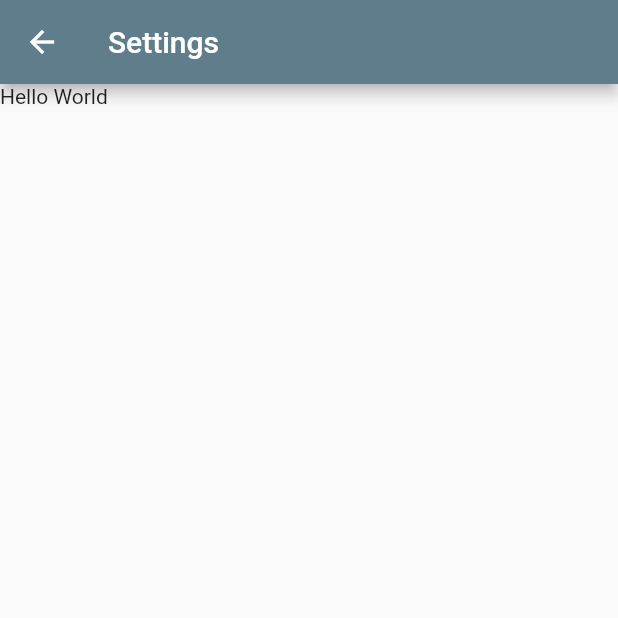
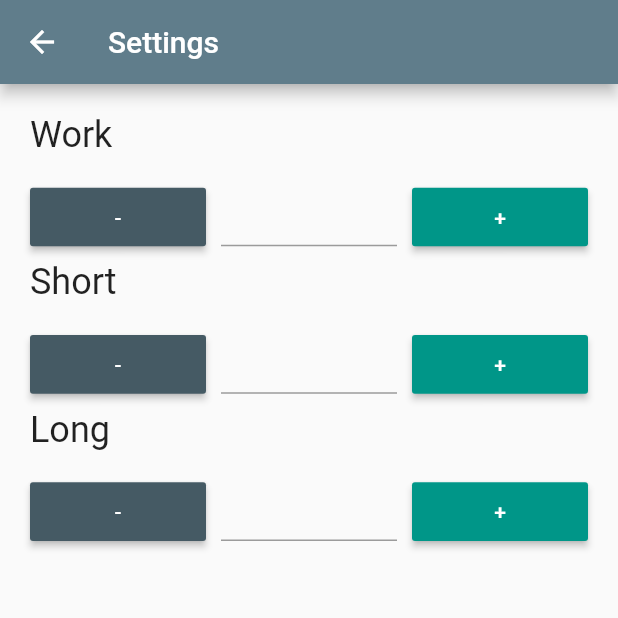
Before and after one commit to imazzala/CountDownTimer, a Flutter app: the SettingsScreen screen opened directly, on a phone screen of 412 x 824 dp, the top half of it. Run offline on Flutter 3.47's test engine with Material 2 defaults, Android fonts, the phone set to English and light mode, and no system bars; our stand-ins replace percent_indicator.

Commit message:
The setting screen interface is created

```diff
--- a/lib/main.dart
+++ b/lib/main.dart
@@ -3,6 +3,7 @@ import 'package:flutter/material.dart';
 import 'package:percent_indicator/percent_indicator.dart';
 import './timer.dart';
 import './TimerModel.dart';
+import 'settings.dart';
 
 void main() {
   runApp(const MyApp());
@@ -33,6 +34,10 @@ class TimerHomePage extends StatelessWidget {
   final double defaultPadding = 5.0;
   final CountDownTimer timer = CountDownTimer();
 
+  void goToSettings(BuildContext context){
+    Navigator.push(context, MaterialPageRoute(builder: (context) => SettingsScreen()));
+  }
+
   @override
   Widget build(BuildContext context) {
     timer.startWork();
@@ -47,7 +52,13 @@ class TimerHomePage extends StatelessWidget {
           actions: [
             PopupMenuButton(itemBuilder: (BuildContext context){
               return menuItems.toList();
-            })
+            },
+            onSelected: (s){
+              if(s == "Settings"){
+                goToSettings(context);
+              }
+            },
+            )
           ],
            ),
            body: LayoutBuilder(builder: (BuildContext context, BoxConstraints constraints){
--- a/lib/settings.dart
+++ b/lib/settings.dart
@@ -1,3 +1,4 @@
+import 'package:cronometer/widgets.dart';
 import 'package:flutter/material.dart';
 
 class SettingsScreen extends StatelessWidget {
@@ -7,7 +8,68 @@ class SettingsScreen extends StatelessWidget {
   Widget build(BuildContext context) {
     return Scaffold(
       appBar: AppBar(title: const Text("Settings"),),
-      body: Container(child: const Text("Hello World"),),
+      body: Container(child: const Settings(),),
     );
   }
 }
+
+class Settings extends StatefulWidget {
+  const Settings({Key? key}) : super(key: key);
+
+  @override
+  _SettingsState createState() => _SettingsState();
+}
+
+class _SettingsState extends State<Settings> {
+
+  TextStyle textStyle = TextStyle(fontSize: 24);
+
+  @override
+  Widget build(BuildContext context) {
+    return Container(
+      child: GridView.count(
+        scrollDirection: Axis.vertical,
+        childAspectRatio: 3,
+        crossAxisCount: 3, // Numero de columnas
+        crossAxisSpacing: 10,
+        mainAxisSpacing: 10,
+        padding: const EdgeInsets.all(20),
+        children:[
+
+          Text("Work", style: textStyle,),
+          const Text(""),
+          const Text(""),
+          const SettingsButton(null, Color(0xff455A64), "-", -1),
+          TextField(
+            style: textStyle,
+            textAlign: TextAlign.center,
+            keyboardType: TextInputType.number,
+          ),
+
+          const SettingsButton(null, Color(0xff009688), "+", 1),
+          Text("Short", style: textStyle,),
+          const Text(""),
+          const Text(""),
+          const SettingsButton(null, Color(0xff455A64), "-", -1),
+          TextField(
+            style: textStyle,
+            textAlign: TextAlign.center,
+            keyboardType: TextInputType.number,
+          ),
+          const SettingsButton(null, Color(0xff009688), "+", 1),
+
+          Text("Long", style: textStyle,),
+          const Text(""),
+          const Text(""),
+          const SettingsButton(null, Color(0xff455A64), "-", -1),
+          TextField(
+            style: textStyle,
+            textAlign: TextAlign.center,
+            keyboardType: TextInputType.number,
+          ),
+          const SettingsButton(null, Color(0xff009688), "+", 1),
+        ],
+      ),
+    );
+  }
+}
--- a/lib/timer.dart
+++ b/lib/timer.dart
@@ -1,5 +1,8 @@
 import 'dart:async';
 import 'package:cronometer/TimerModel.dart';
+import 'package:flutter/cupertino.dart';
+import 'package:flutter/material.dart';
+
 
 class CountDownTimer{
   double _radius = 1;
--- a/lib/widgets.dart
+++ b/lib/widgets.dart
@@ -29,3 +29,24 @@ class ProductivityButton extends StatelessWidget {
     );
   }
 }
+
+class SettingsButton extends StatelessWidget {
+
+  final Color color;
+  final String text;
+  final int value;
+
+  const SettingsButton(Key? key, this.color, this.text, this.value) : super(key: key);
+
+  @override
+  Widget build(BuildContext context) {
+    return MaterialButton(
+      onPressed: (){},
+      child: Text(
+        text,
+        style: const TextStyle(color: Colors.white),
+      ),
+      color: color,
+    );
+  }
+}
```
